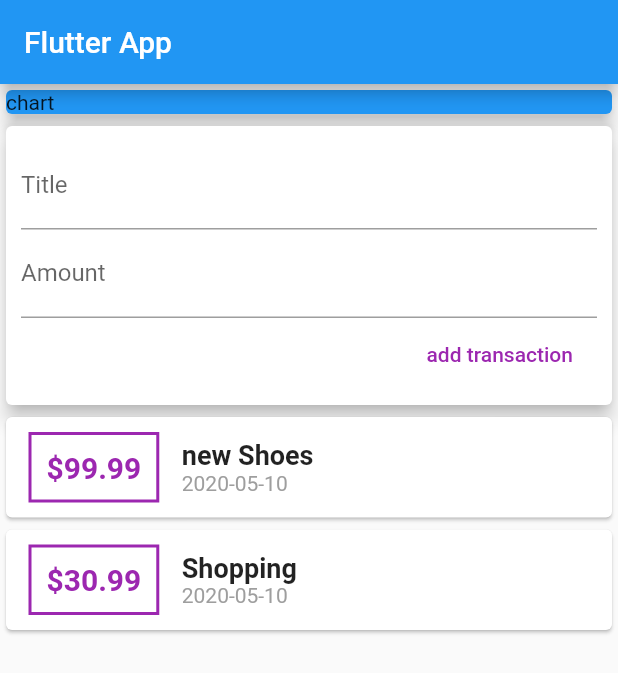
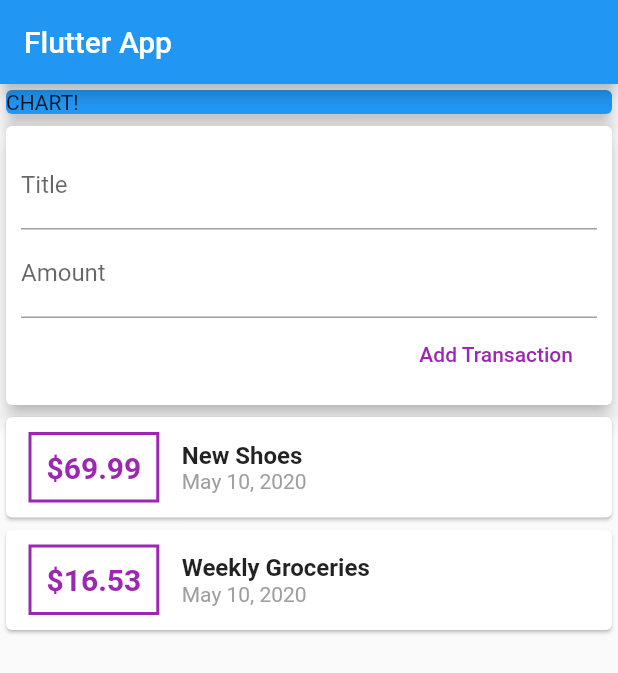
Before and after one commit to AlexStotch/expensesFlutter, a Flutter app: the screen it shows after launch, on a phone screen of 412 x 824 dp. Shown: the top 673 px of the screen. Run offline on Flutter 3.47's test engine with Material 2 defaults, Android fonts, the phone set to English and light mode, and no system bars.

```diff
--- a/expenses_app/lib/main.dart
+++ b/expenses_app/lib/main.dart
@@ -1,6 +1,6 @@
 import 'package:flutter/material.dart';
 
-import './widgets/user_transaction.dart';
+import './widgets/user_transactions.dart';
 
 void main() => runApp(MyApp());
 
@@ -15,27 +15,33 @@ class MyApp extends StatelessWidget {
 }
 
 class MyHomePage extends StatelessWidget {
+  // String titleInput;
+  // String amountInput;
+  final titleController = TextEditingController();
+  final amountController = TextEditingController();
+
   @override
   Widget build(BuildContext context) {
     return Scaffold(
       appBar: AppBar(
         title: Text('Flutter App'),
       ),
-      body: Column(
+      body: SingleChildScrollView(
+        child: Column(
+          // mainAxisAlignment: MainAxisAlignment.start,
           crossAxisAlignment: CrossAxisAlignment.stretch,
           children: <Widget>[
             Container(
               width: double.infinity,
               child: Card(
                 color: Colors.blue,
-              child: Container(
-                child: Text('chart'),
-              ),
+                child: Text('CHART!'),
                 elevation: 5,
               ),
             ),
-          UserTransaction(),
+            UserTransactions(),
           ],
+        ),
       ),
     );
   }
--- a/expenses_app/lib/widgets/new_transaction.dart
+++ b/expenses_app/lib/widgets/new_transaction.dart
@@ -1,11 +1,22 @@
 import 'package:flutter/material.dart';
 
 class NewTransaction extends StatelessWidget {
-  final tilteController = TextEditingController();
+  final Function addTx;
+  final titleController = TextEditingController();
   final amountController = TextEditingController();
-  final Function addTx;
 
   NewTransaction(this.addTx);
+
+  void submitData () {
+    final enteredTitle = titleController.text;
+    final enteredAmount = double.parse(amountController.text);
+
+    if (enteredTitle.isEmpty || enteredAmount <= 0) {
+      return;
+    }
+
+     addTx(enteredTitle, enteredAmount);
+  }
 
   @override
   Widget build(BuildContext context) {
@@ -18,22 +29,20 @@ class NewTransaction extends StatelessWidget {
           children: <Widget>[
             TextField(
               decoration: InputDecoration(labelText: 'Title'),
-              controller: tilteController,
+              controller: titleController,
+              onSubmitted: (_) => submitData(),
             ),
             TextField(
               decoration: InputDecoration(labelText: 'Amount'),
               controller: amountController,
+              keyboardType: TextInputType.number,
+                            onSubmitted: (_) => submitData(),
             ),
             FlatButton(
-              child: Text('add transaction'),
+              child: Text('Add Transaction'),
               textColor: Colors.purple,
-              onPressed: () {
-                addTx(
-                  tilteController.text,
-                  double.parse(amountController.text),
-                );
-              },
-            )
+              onPressed: submitData
+            ),
           ],
         ),
       ),
--- a/expenses_app/lib/widgets/transaction_list.dart
+++ b/expenses_app/lib/widgets/transaction_list.dart
@@ -10,8 +10,11 @@ class TransactionList extends StatelessWidget {
 
   @override
   Widget build(BuildContext context) {
-    return Column(
-      children: transactions.map((tx) {
+    print(transactions);
+    return Container(
+      height: 300,
+      child: ListView.builder(
+        itemBuilder: (ctx, index) {
           return Card(
             child: Row(
               children: <Widget>[
@@ -28,33 +31,38 @@ class TransactionList extends StatelessWidget {
                   ),
                   padding: EdgeInsets.all(10),
                   child: Text(
-                  '\$${tx.amount}',
+                    '\$${transactions[index].amount.toStringAsFixed(2)}',
                     style: TextStyle(
                       fontWeight: FontWeight.bold,
                       fontSize: 20,
-                      color: Colors.purple),
+                      color: Colors.purple,
+                    ),
                   ),
                 ),
                 Column(
                   crossAxisAlignment: CrossAxisAlignment.start,
                   children: <Widget>[
                     Text(
-                    tx.title,
+                      transactions[index].title,
                       style: TextStyle(
-                      fontSize: 18,
+                        fontSize: 16,
                         fontWeight: FontWeight.bold,
                       ),
                     ),
                     Text(
-                    DateFormat('yyyy-MM-dd').format(tx.date),
-                    style: TextStyle(color: Colors.grey),
-                  )
+                      DateFormat.yMMMd().format(transactions[index].date),
+                      style: TextStyle(
+                        color: Colors.grey,
+                      ),
+                    ),
                   ],
-              )
+                ),
               ],
             ),
           );
-      }).toList(),
+        },
+        itemCount: transactions.length,
+      ),
     );
   }
 }
--- a/expenses_app/lib/widgets/user_transaction.dart
+++ b/expenses_app/lib/widgets/user_transactions.dart
@@ -4,34 +4,35 @@ import './new_transaction.dart';
 import './transaction_list.dart';
 import '../models/transaction.dart';
 
-class UserTransaction extends StatefulWidget {
+class UserTransactions extends StatefulWidget {
   @override
-  _UserTransactionState createState() => _UserTransactionState();
+  _UserTransactionsState createState() => _UserTransactionsState();
 }
 
-class _UserTransactionState extends State<UserTransaction> {
+class _UserTransactionsState extends State<UserTransactions> {
   final List<Transaction> _userTransactions = [
     Transaction(
       id: 't1',
-      title: 'new Shoes',
-      amount: 99.99,
+      title: 'New Shoes',
+      amount: 69.99,
       date: DateTime.now(),
     ),
     Transaction(
       id: 't2',
-      title: 'Shopping',
-      amount: 30.99,
+      title: 'Weekly Groceries',
+      amount: 16.53,
       date: DateTime.now(),
-    )
+    ),
   ];
 
-  void _addTransaction(String title, double amount) {
+  void _addNewTransaction(String txTitle, double txAmount) {
     final newTx = Transaction(
-      title: title,
-      amount: amount,
+      title: txTitle,
+      amount: txAmount,
       date: DateTime.now(),
       id: DateTime.now().toString(),
     );
+
     setState(() {
       _userTransactions.add(newTx);
     });
@@ -41,7 +42,7 @@ class _UserTransactionState extends State<UserTransaction> {
   Widget build(BuildContext context) {
     return Column(
       children: <Widget>[
-        NewTransaction(_addTransaction),
+        NewTransaction(_addNewTransaction),
         TransactionList(_userTransactions),
       ],
     );
```
Lines whose indentation alone changed are shown as unchanged.
